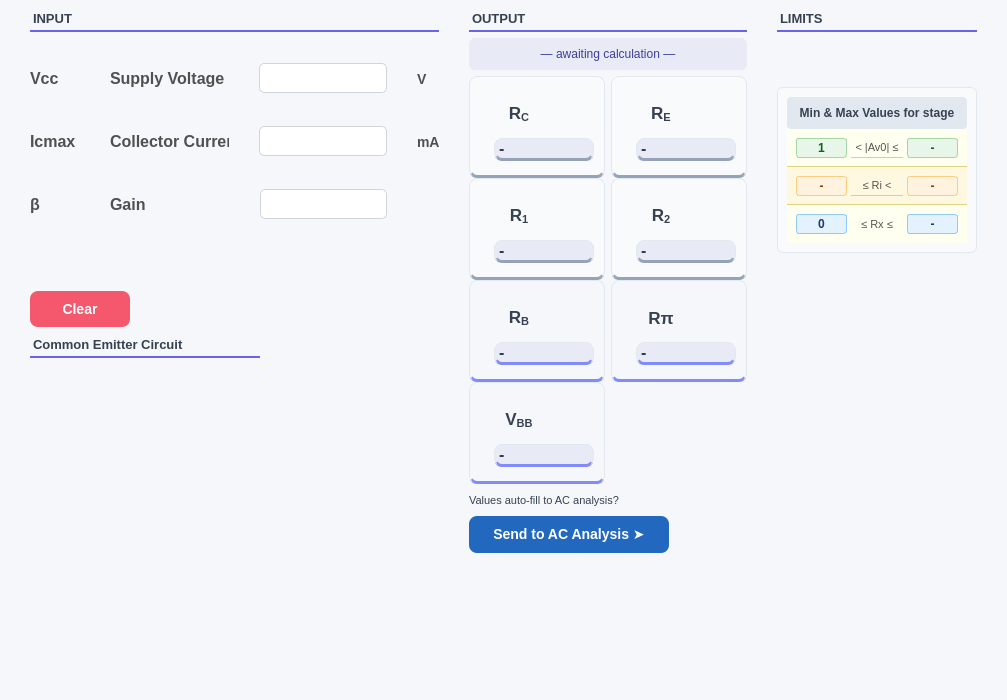
Before: the Qt Designer form ui/ce_cc_analysis_design/amp_design.ui in Yasser-Daffa/ee311-transistor-calc, drawn with Qt 5.
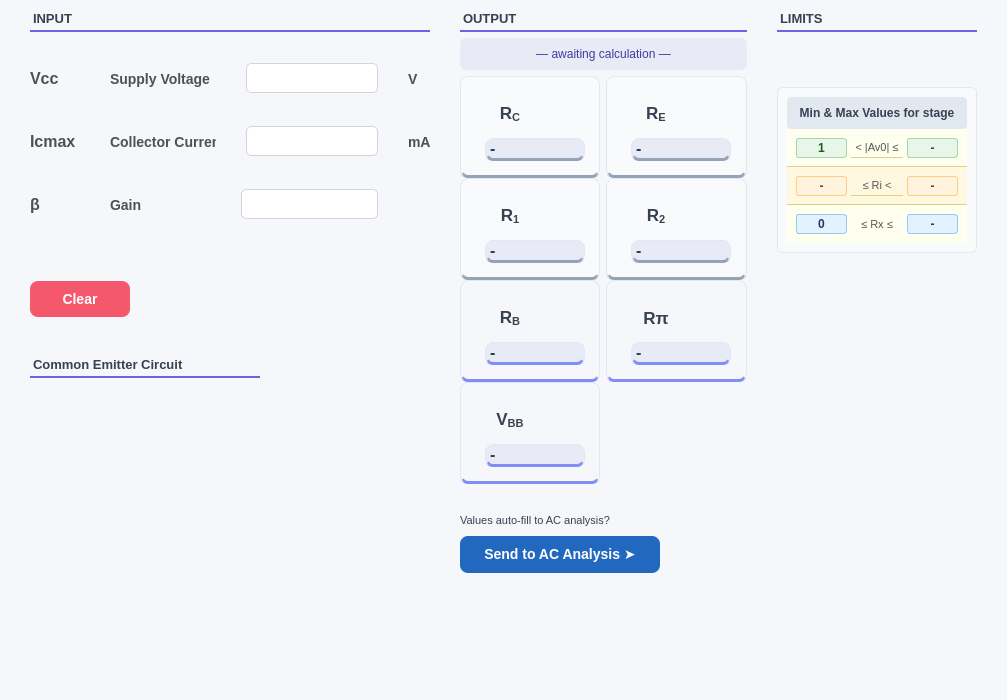
After: the same form once the commit is applied. Icons and pictures are not drawn. Custom widgets are drawn as their Qt base class.

What changed in the file:
```diff
--- a/ui/ce_cc_analysis_design/amp_design.ui
+++ b/ui/ce_cc_analysis_design/amp_design.ui
@@ -126,7 +126,7 @@
              <property name="styleSheet">
               <string notr="true">QLabel {
     color: rgb(80, 80, 80);                  /* soft dark gray */
-    font-size: 16px;
+    font-size: 14px;
     font-weight: 500;
     font-family: &quot;Segoe UI&quot;, &quot;Roboto&quot;, sans-serif;
 }</string>
@@ -243,7 +243,7 @@
              <property name="styleSheet">
               <string notr="true">QLabel {
     color: rgb(80, 80, 80);                  /* soft dark gray */
-    font-size: 16px;
+    font-size: 14px;
     font-weight: 500;
     font-family: &quot;Segoe UI&quot;, &quot;Roboto&quot;, sans-serif;
 }</string>
@@ -360,13 +360,13 @@
              <property name="styleSheet">
               <string notr="true">QLabel {
     color: rgb(80, 80, 80);                  /* soft dark gray */
-    font-size: 16px;
+    font-size: 14px;
     font-weight: 500;
     font-family: &quot;Segoe UI&quot;, &quot;Roboto&quot;, sans-serif;
 }</string>
              </property>
              <property name="text">
-              <string>Gain                      </string>
+              <string>Gain                   </string>
              </property>
             </widget>
            </item>
@@ -451,7 +451,7 @@
            <property name="sizeHint" stdset="0">
             <size>
              <width>20</width>
-             <height>40</height>
+             <height>30</height>
             </size>
            </property>
           </spacer>
@@ -503,6 +503,22 @@
            </property>
           </widget>
          </item>
+         <item>
+          <spacer name="verticalSpacer_7">
+           <property name="orientation">
+            <enum>Qt::Orientation::Vertical</enum>
+           </property>
+           <property name="sizeType">
+            <enum>QSizePolicy::Policy::Fixed</enum>
+           </property>
+           <property name="sizeHint" stdset="0">
+            <size>
+             <width>20</width>
+             <height>30</height>
+            </size>
+           </property>
+          </spacer>
+         </item>
          <item>
           <widget class="QLabel" name="labelCircuitTitle">
            <property name="sizePolicy">
@@ -1517,6 +1533,22 @@
          </item>
         </layout>
        </item>
+       <item>
+        <spacer name="verticalSpacer_8">
+         <property name="orientation">
+          <enum>Qt::Orientation::Vertical</enum>
+         </property>
+         <property name="sizeType">
+          <enum>QSizePolicy::Policy::Fixed</enum>
+         </property>
+         <property name="sizeHint" stdset="0">
+          <size>
+           <width>20</width>
+           <height>20</height>
+          </size>
+         </property>
+        </spacer>
+       </item>
        <item>
         <widget class="QLabel" name="labelSend">
          <property name="enabled">
@@ -1893,6 +1925,13 @@
    </item>
   </layout>
  </widget>
+ <customwidgets>
+  <customwidget>
+   <class>SmartLineEdit</class>
+   <extends>QLineEdit</extends>
+   <header>core.smart_line_edit</header>
+  </customwidget>
+ </customwidgets>
  <resources/>
  <connections/>
 </ui>
```
Left out of the diff: 14 changed lines with no effect on the pictures.
